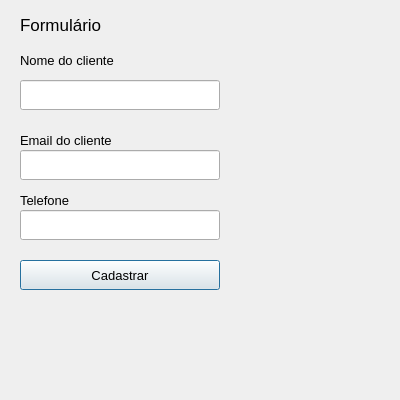
Old version of the form Cadastro_Python/cadastro.ui in the repository fredtavares2018/ads_ead.
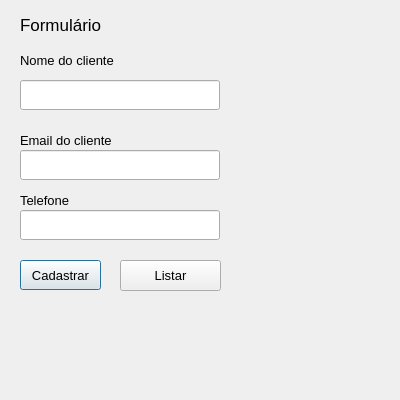
New version of the form.

Commit message: mostra tela listagem de cadastro

Patch:
```diff
--- a/Cadastro_Python/cadastro.ui
+++ b/Cadastro_Python/cadastro.ui
@@ -18,7 +18,7 @@
     <rect>
      <x>20</x>
      <y>260</y>
-     <width>200</width>
+     <width>81</width>
      <height>30</height>
     </rect>
    </property>
@@ -133,6 +133,24 @@
     </rect>
    </property>
   </widget>
+  <widget class="QPushButton" name="but_listagem">
+   <property name="geometry">
+    <rect>
+     <x>120</x>
+     <y>260</y>
+     <width>101</width>
+     <height>31</height>
+    </rect>
+   </property>
+   <property name="font">
+    <font>
+     <pointsize>10</pointsize>
+    </font>
+   </property>
+   <property name="text">
+    <string>Listar</string>
+   </property>
+  </widget>
  </widget>
  <resources/>
  <connections/>
```
The commit also changes 2 other files.
